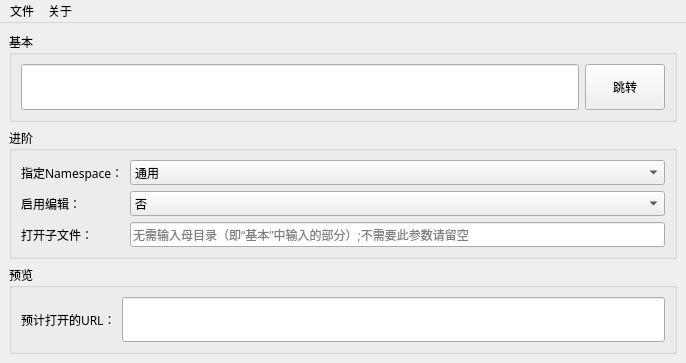
The window that mainwindow.ui (Marcus-P-114514/Genshin-Impact-BWIKI-Quick-Check) describes before a commit, drawn with Qt 5.
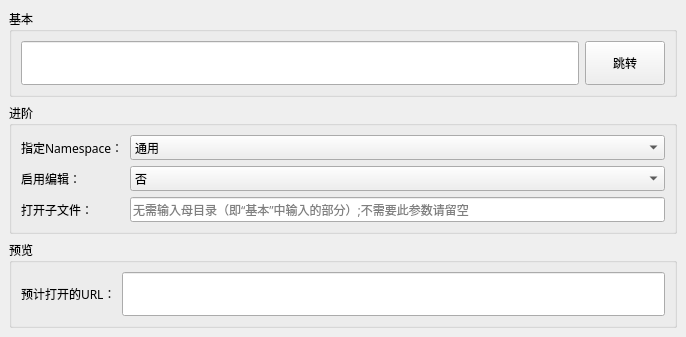
The same window after the commit.

Commit message: Replace: Font

```diff
--- a/mainwindow.ui
+++ b/mainwindow.ui
@@ -7,7 +7,7 @@
     <x>0</x>
     <y>0</y>
     <width>686</width>
-    <height>363</height>
+    <height>337</height>
    </rect>
   </property>
   <property name="font">
@@ -281,34 +281,6 @@
     </item>
    </layout>
   </widget>
-  <widget class="QMenuBar" name="menuBar">
-   <property name="geometry">
-    <rect>
-     <x>0</x>
-     <y>0</y>
-     <width>686</width>
-     <height>28</height>
-    </rect>
-   </property>
-   <widget class="QMenu" name="menu">
-    <property name="title">
-     <string>文件</string>
-    </property>
-    <addaction name="prefrence_window"/>
-   </widget>
-   <widget class="QMenu" name="menu_2">
-    <property name="font">
-     <font>
-      <family>Source Han Serif SC</family>
-     </font>
-    </property>
-    <property name="title">
-     <string>关于</string>
-    </property>
-   </widget>
-   <addaction name="menu"/>
-   <addaction name="menu_2"/>
-  </widget>
   <action name="prefrence_window">
    <property name="text">
     <string>偏好设置</string>
```
The commit also changes 1 other file.
